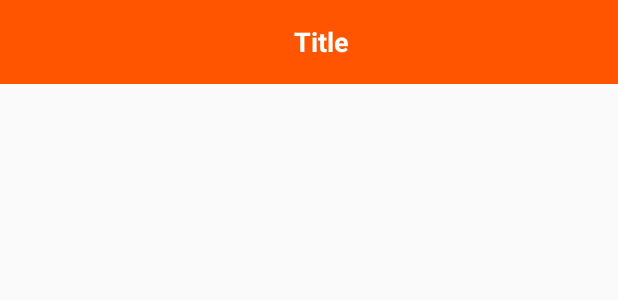
After one commit to CevinWays/umuclone, an Android app: the layout component_toolbar_umu.xml on its own in the app's theme, with its tools: preview values and no code run, on a phone screen of 412 x 824 dp. The commit adds this screen. Shown: the top 300 px of the screen. Run offline under Robolectric (Android 15) with nearby library versions, the light colour scheme and no system bars.

Commit message:
adding riwayat and inbox

```diff
--- a/app/src/main/AndroidManifest.xml
+++ b/app/src/main/AndroidManifest.xml
@@ -21,8 +21,6 @@
         <activity android:name=".register.RegisterActivity" />
         <activity android:name=".login.LoginActivity" />
         <activity android:name=".MainActivity"/>
-        <activity android:name=".components.ServiceSection">
-        </activity>
 
     </application>
 
--- a/app/src/main/java/com/cevin/umuclone/MainActivity.java
+++ b/app/src/main/java/com/cevin/umuclone/MainActivity.java
@@ -53,26 +53,22 @@ public class MainActivity extends AppCompatActivity {
 
                 switch (menuItem.getItemId()) {
                     case R.id.bottom_action_home:
-//                        Toast.makeText(getApplicationContext(), "Home", Toast.LENGTH_SHORT).show();
                         replaceFragment(homeFragment, currentFragment);
                         return true;
                     case R.id.bottom_action_riwayat:
-//                        Toast.makeText(getApplicationContext(), "Riwayat", Toast.LENGTH_SHORT).show();
                         replaceFragment(riwayatFragment, currentFragment);
                         return true;
                     case R.id.bottom_action_bayar:
-//                        Toast.makeText(getApplicationContext(), "bayar", Toast.LENGTH_SHORT).show();
                         replaceFragment(bayarFragment, currentFragment);
                         return true;
                     case R.id.bottom_action_inbox:
                         replaceFragment(inboxFragment, currentFragment);
                         return true;
                     case R.id.bottom_action_profile:
-//                        Toast.makeText(getApplicationContext(), "profile", Toast.LENGTH_SHORT).show();
                         replaceFragment(profileFragment, currentFragment);
                         return true;
                     default:
-//                        Toast.makeText(getApplicationContext(), "Belum ada", Toast.LENGTH_SHORT).show();
+                        Toast.makeText(getApplicationContext(), "Belum ada", Toast.LENGTH_SHORT).show();
                         return false;
 
                 }
--- a/app/src/main/java/com/cevin/umuclone/fragment/RiwayatFragment.java
+++ b/app/src/main/java/com/cevin/umuclone/fragment/RiwayatFragment.java
@@ -7,10 +7,13 @@ import android.support.v4.app.Fragment;
 import android.view.LayoutInflater;
 import android.view.View;
 import android.view.ViewGroup;
+import android.widget.TextView;
 
 import com.cevin.umuclone.R;
 
 public class RiwayatFragment extends Fragment {
+
+    TextView textViewToolbar;
 
     public RiwayatFragment(){
 
@@ -21,6 +24,9 @@ public class RiwayatFragment extends Fragment {
     public View onCreateView(@NonNull LayoutInflater inflater, @Nullable ViewGroup container, @Nullable Bundle savedInstanceState) {
         View view = inflater.inflate(R.layout.fragment_riwayat, container, false);
 
+        textViewToolbar = view.findViewById(R.id.textView_toolbar);
+        textViewToolbar.setText("Riwayat");
+
         return view;
     }
 }
--- a/app/src/main/res/layout/activity_main.xml
+++ b/app/src/main/res/layout/activity_main.xml
@@ -23,6 +23,7 @@
         app:layout_constraintStart_toStartOf="parent"
         app:layout_constraintEnd_toEndOf="parent"
         app:layout_constraintBottom_toBottomOf="parent"
+        app:elevation="@dimen/dimen_8dp"
         app:menu="@menu/bottom_menu"
         app:labelVisibilityMode="labeled"/>
 </android.support.constraint.ConstraintLayout>
--- /dev/null
+++ b/app/src/main/res/layout/component_toolbar_umu.xml
@@ -0,0 +1,36 @@
+<?xml version="1.0" encoding="utf-8"?>
+<android.support.constraint.ConstraintLayout xmlns:android="http://schemas.android.com/apk/res/android"
+    android:layout_width="match_parent"
+    android:layout_height="match_parent"
+    xmlns:app="http://schemas.android.com/apk/res-auto">
+
+    <android.support.v7.widget.Toolbar
+        android:layout_width="match_parent"
+        android:layout_height="wrap_content"
+        app:layout_constraintStart_toStartOf="parent"
+        app:layout_constraintEnd_toEndOf="parent"
+        app:layout_constraintTop_toTopOf="parent"
+        android:background="@color/colorPrimary">
+
+        <android.support.constraint.ConstraintLayout
+            android:layout_width="match_parent"
+            android:layout_height="wrap_content">
+
+            <TextView
+                android:id="@+id/textView_toolbar"
+                android:layout_width="wrap_content"
+                android:layout_height="wrap_content"
+                android:text="Title"
+                android:textColor="@android:color/white"
+                android:textSize="18sp"
+                android:textStyle="bold"
+                app:layout_constraintBottom_toBottomOf="parent"
+                app:layout_constraintEnd_toEndOf="parent"
+                app:layout_constraintStart_toStartOf="parent"
+                app:layout_constraintTop_toTopOf="parent" />
+
+        </android.support.constraint.ConstraintLayout>
+
+    </android.support.v7.widget.Toolbar>
+
+</android.support.constraint.ConstraintLayout>
```
Also changed, not shown: app/src/main/java/com/cevin/umuclone/components/ServiceSection.java (deleted, +0 -23 lines), app/src/main/java/com/cevin/umuclone/fragment/InboxFragment.java (+7 -0 lines), app/src/main/res/layout/fragment_inbox.xml (+15 -7 lines), app/src/main/res/layout/fragment_riwayat.xml (+13 -7 lines).
